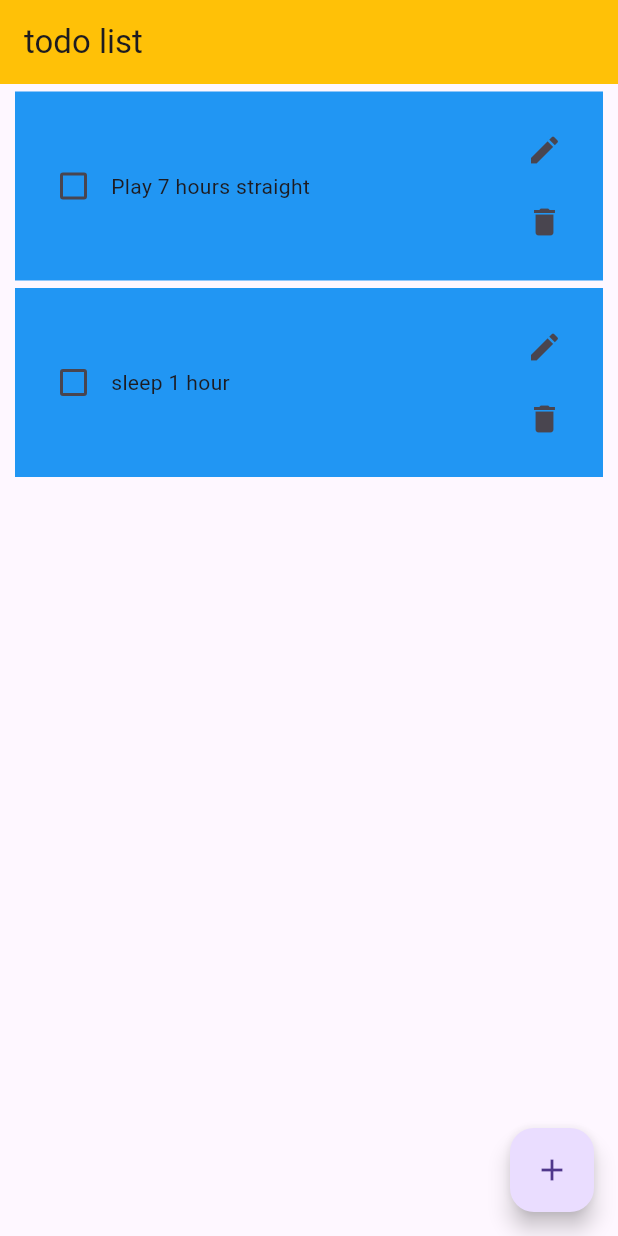
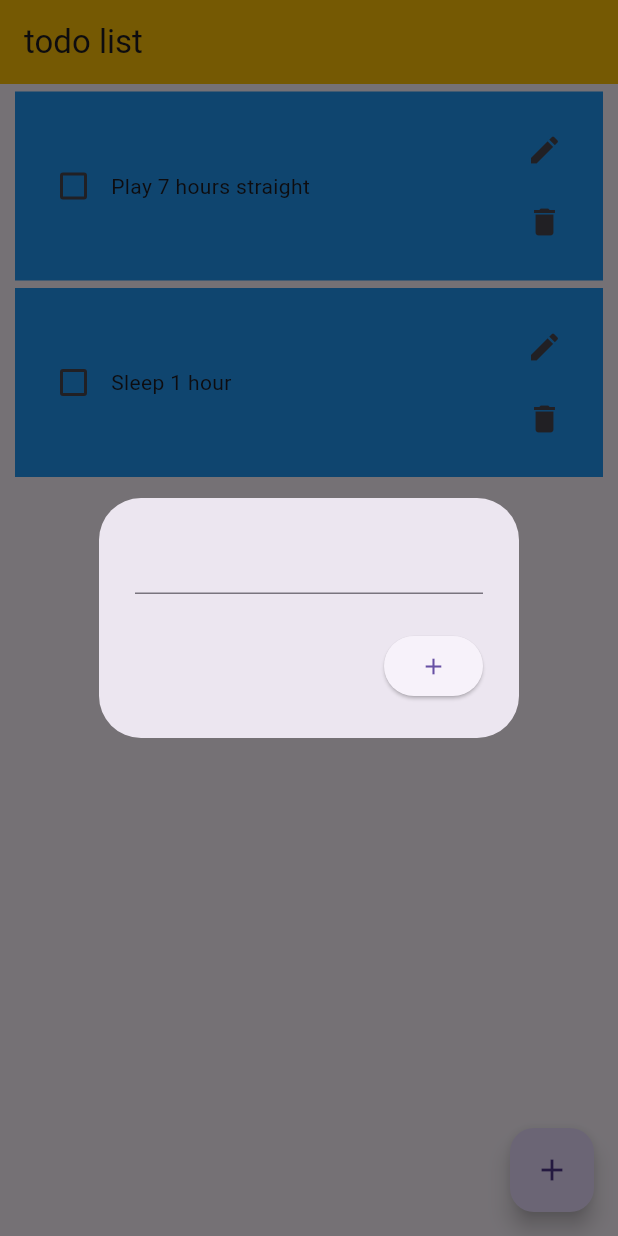
Before and after one commit to L2530L/Todo_list, a Flutter app: the screen it shows after launch, after a tap on the "edit" icon, on a phone screen of 412 x 824 dp. Run offline on Flutter 3.47's test engine with Material 3 defaults, Android fonts, the phone set to English and light mode, and no system bars.

Commit message:
adding task, delete and edit

```diff
--- a/lib/components/ToDoListTile.dart
+++ b/lib/components/ToDoListTile.dart
@@ -3,11 +3,18 @@ import 'package:flutter/material.dart';
 
 class ToDoListTile extends StatelessWidget {
   final String task;
-
+  final List todo;
+  final Widget remove;
+  final Widget edit;
+  final bool complete;
 
   const ToDoListTile({
     super.key,
     required this.task,
+    required this.todo,
+    required this.remove,
+    required this.edit,
+    required this.complete,
   });
 
   @override
@@ -30,9 +37,8 @@ class ToDoListTile extends StatelessWidget {
           children: [
 
             Row(
-
               children: [
-                Checkbox(value: false, onChanged: (p0){},),
+                Checkbox(value: complete, onChanged: (tre){},),
                 const SizedBox(width: 1,),
                 Text(
                   task,
@@ -41,8 +47,8 @@ class ToDoListTile extends StatelessWidget {
             ),
             Column(
               children: [
-                IconButton(onPressed: (){}, icon: Icon(Icons.edit)),
-                IconButton(onPressed: (){}, icon: Icon(Icons.delete)),
+                edit,
+                remove
               ],
             )
           ],
--- a/lib/pages/homePage.dart
+++ b/lib/pages/homePage.dart
@@ -1,4 +1,5 @@
 import 'package:flutter/material.dart';
+import 'package:flutter/widgets.dart';
 
 import '../components/ToDoListTile.dart';
 
@@ -10,13 +11,16 @@ class HomePage extends StatefulWidget {
 }
 
 class _HomePageState extends State<HomePage> {
-  var addController = TextEditingController();
+  TextEditingController addController = TextEditingController();
+  List<Map<String, dynamic>> todo = [
+    {'task': 'Play 7 hours straight', 'taskCompleted': false},
+    {
+      'task': 'Sleep 1 hour',
+      'taskCompleted': false,
+    }
+  ];
 
-
-
-
-
-  void openAdd() {
+  void openAdd({int? index}) {
     showDialog(
       context: context,
       builder: (context) => AlertDialog(
@@ -24,9 +28,24 @@ class _HomePageState extends State<HomePage> {
           controller: addController,
         ),
         actions: [
-          ElevatedButton(onPressed: (){
-            Navigator.of(context).pop();
-          }, child: Icon(Icons.add))
+          ElevatedButton(
+            onPressed: index == null
+                ? () {
+                    setState(() {
+                      todo.add({'task': addController.text});
+                    });
+                    Navigator.pop(context);
+                    addController.clear();
+                  }
+                : () {
+                    setState(() {
+                      todo[index]['task'] = addController.text;
+                    });
+                    Navigator.pop(context);
+                    addController.clear();
+                  },
+            child: Icon(Icons.add),
+          )
         ],
       ),
     );
@@ -39,22 +58,29 @@ class _HomePageState extends State<HomePage> {
         title: Text('todo list'),
         backgroundColor: Colors.amber,
       ),
-
-      body:  ListView(
-        children: [
-          ToDoListTile(
-            task: 'Play 7 hours straight',
-          ),
-
-          ToDoListTile(
-            task: 'sleep 1 hour',
-          ),
-
-
-
-        ],
+      body: ListView.builder(
+          itemCount: todo.length,
+          itemBuilder: (context, index) {
+            return ToDoListTile(
+              task: todo[index]['task'],
+              todo: todo,
+              edit: IconButton(
+                  onPressed: () => openAdd(index: index),
+                  icon: Icon(Icons.edit)),
+              remove: IconButton(
+                  onPressed: () {
+                    setState(() {
+                      todo.remove(todo[index]);
+                    });
+                  },
+                  icon: Icon(Icons.delete)),
+              complete: todo[index]['taskCompleted'],
+            );
+          }),
+      floatingActionButton: FloatingActionButton(
+        onPressed: openAdd,
+        child: Icon(Icons.add),
       ),
-      floatingActionButton: FloatingActionButton(onPressed: openAdd, child: Icon(Icons.add),),
     );
   }
 }
```
